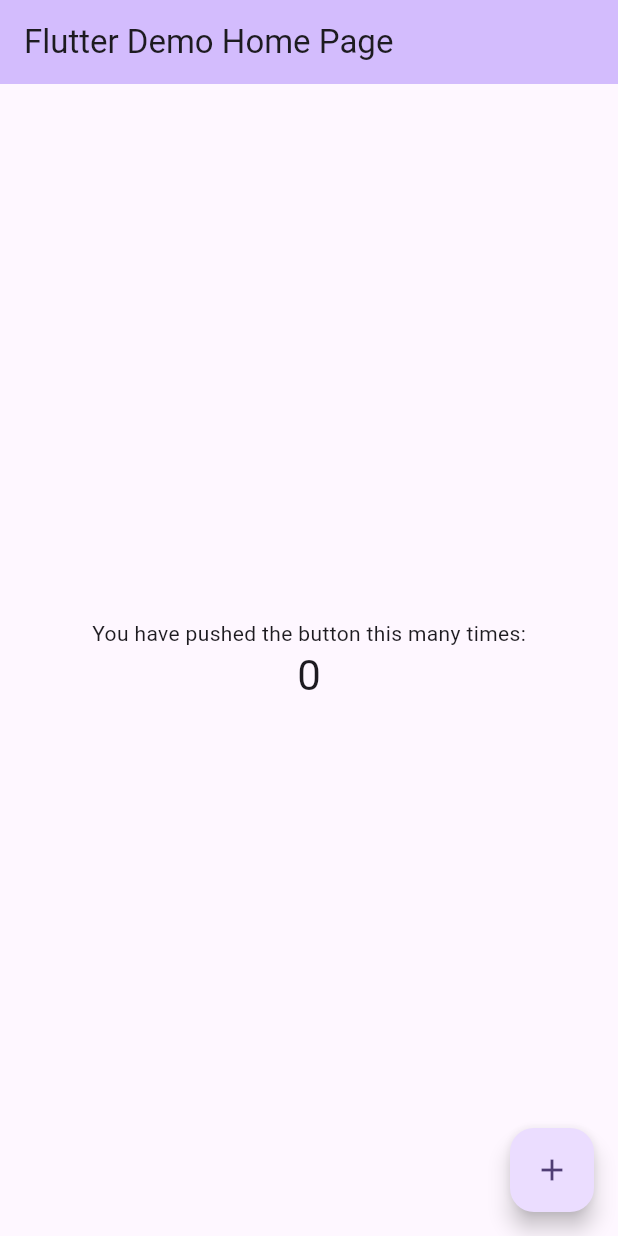
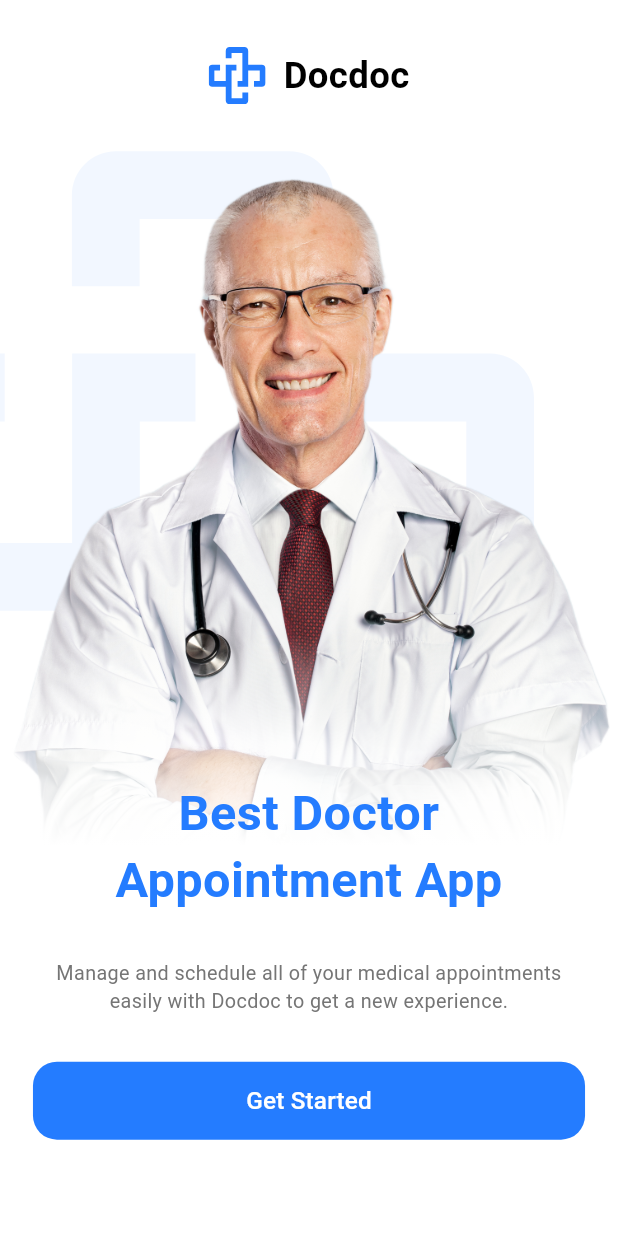
Before and after one commit to My-Studies-Org/Flutter_Advanced, a Flutter app: the screen it shows after launch, on a phone screen of 412 x 824 dp. Run offline on Flutter 3.47's test engine with Material 3 defaults, Android fonts, the phone set to English and light mode, and no system bars; our stand-ins replace flutter_screenutil, flutter_svg.

Commit message:
feat!: ✨ Add onboarding design - Add assets images, icons, and AssetManager class - Add colors, text styles, and theming - Add routing names and methods - Add screen utiles and routing extensions

```diff
--- /dev/null
+++ b/lib/app/my_app.dart
@@ -0,0 +1,24 @@
+import 'package:flutter/material.dart';
+import 'package:flutter_advanced/core/routing/app_router.dart';
+import 'package:flutter_screenutil/flutter_screenutil.dart';
+
+import '../core/theming/app_colors.dart';
+
+class MyApp extends StatelessWidget {
+  const MyApp({super.key});
+
+  @override
+  Widget build(BuildContext context) {
+    return ScreenUtilInit(
+      designSize: const Size(375, 812),
+      minTextAdapt: true,
+      child: MaterialApp(
+        title: 'Doc App',
+        debugShowCheckedModeBanner: false,
+        theme: ThemeData(primaryColor: AppColors.mainBlue, scaffoldBackgroundColor: Colors.white),
+        initialRoute: Routes.onboardingScreen,
+        onGenerateRoute: AppRouter.generateRoute,
+      ),
+    );
+  }
+}
--- /dev/null
+++ b/lib/core/constants/asset_manager.dart
@@ -0,0 +1,10 @@
+abstract class AssetManager {
+  ///svgs
+  static const String docdocLogo = 'assets/svgs/docdoc_logo.svg';
+  static const String docdocLogoLowOpacity = 'assets/svgs/docdoc_logo_low_opacity.svg';
+
+  ///images
+  static const String onboardingDoctor = 'assets/images/onboarding_doctor.png';
+
+  ///
+}
--- /dev/null
+++ b/lib/core/helpers/extensions/routing_extensions.dart
@@ -0,0 +1,17 @@
+import 'package:flutter/material.dart';
+
+extension Navigation on BuildContext {
+  void pushNamed(String routeName, {Object? arguments}) {
+    Navigator.of(this).pushNamed(routeName, arguments: arguments);
+  }
+
+  void pushReplacementNamed(String routeName, {Object? arguments}) {
+    Navigator.of(this).pushReplacementNamed(routeName, arguments: arguments);
+  }
+
+  void pushNamedAndRemoveUntil(String routeName, {Object? arguments, required RoutePredicate predicate}) {
+    Navigator.of(this).pushNamedAndRemoveUntil(routeName, predicate, arguments: arguments);
+  }
+
+  void pop() => Navigator.of(this).pop();
+}
--- /dev/null
+++ b/lib/core/helpers/extensions/size_extensions.dart
@@ -0,0 +1,16 @@
+import 'package:flutter/cupertino.dart';
+import 'package:flutter_screenutil/flutter_screenutil.dart';
+
+extension SizeExtension on num {
+  /// Sized box with width only
+  Widget get widthBox => SizedBox(width: w);
+
+  /// Sized box with height only
+  Widget get heightBox => SizedBox(height: ScreenUtil().setHeight(this is int ? toDouble() : this));
+}
+
+extension BuildContextExtensions on BuildContext {
+  double get width => MediaQuery.of(this).size.width;
+
+  double get height => MediaQuery.of(this).size.height;
+}
--- /dev/null
+++ b/lib/core/routing/app_router.dart
@@ -0,0 +1,22 @@
+import 'package:flutter/material.dart';
+
+import '../../features/login/presentation/screens/login_screen.dart';
+import '../../features/onboarding/screens/onboarding_screen.dart';
+
+part 'routes.dart';
+
+class AppRouter {
+  static Route generateRoute(RouteSettings settings) {
+    final arguments = settings.arguments;
+    switch (settings.name) {
+      case Routes.onboardingScreen:
+        return MaterialPageRoute(builder: (context) => const OnboardingScreen());
+      case Routes.loginScreen:
+        return MaterialPageRoute(builder: (context) => const LoginScreen());
+      default:
+        return MaterialPageRoute(
+          builder: (context) => Scaffold(body: Center(child: Text('No route defined for ${settings.name}'))),
+        );
+    }
+  }
+}
--- /dev/null
+++ b/lib/core/routing/routes.dart
@@ -0,0 +1,6 @@
+part of 'app_router.dart';
+
+class Routes {
+  static const String onboardingScreen = '/onboardingScreen';
+  static const String loginScreen = '/loginScreen';
+}
--- /dev/null
+++ b/lib/core/theming/app_colors.dart
@@ -0,0 +1,6 @@
+import 'dart:ui';
+
+class AppColors {
+  static const Color mainBlue = Color(0xFF247CFF);
+  static const Color gray = Color(0xFF757575);
+}
--- /dev/null
+++ b/lib/core/theming/styles.dart
@@ -0,0 +1,29 @@
+import 'package:flutter/material.dart';
+import 'package:flutter_advanced/core/theming/app_colors.dart';
+import 'package:flutter_screenutil/flutter_screenutil.dart';
+
+class TextStyles {
+  static TextStyle font24Black700Wight = TextStyle(
+    fontSize: 24.sp,
+    fontWeight: FontWeight.w700,
+    color: Colors.black,
+  );
+
+  static TextStyle font32BlueBold = TextStyle(
+    fontSize: 32.sp,
+    fontWeight: FontWeight.bold,
+    color: AppColors.mainBlue,
+  );
+
+  static TextStyle font13GrayRegular = TextStyle(
+    fontSize: 13.sp,
+    fontWeight: FontWeight.normal,
+    color: AppColors.gray,
+  );
+
+  static TextStyle font16WhiteSemiBold = TextStyle(
+    fontSize: 16.sp,
+    fontWeight: FontWeight.w500,
+    color: Colors.white,
+  );
+}
--- /dev/null
+++ b/lib/features/login/presentation/screens/login_screen.dart
@@ -0,0 +1,10 @@
+import 'package:flutter/material.dart';
+
+class LoginScreen extends StatelessWidget {
+  const LoginScreen({super.key});
+
+  @override
+  Widget build(BuildContext context) {
+    return Scaffold(appBar: AppBar(title: const Text('Login')), body: const Center(child: Text('Login Screen')));
+  }
+}
--- /dev/null
+++ b/lib/features/onboarding/screens/onboarding_screen.dart
@@ -0,0 +1,46 @@
+import 'package:flutter/material.dart';
+import 'package:flutter_advanced/core/helpers/extensions/size_extensions.dart';
+import 'package:flutter_advanced/features/onboarding/widgets/get_started_button.dart';
+import 'package:flutter_screenutil/flutter_screenutil.dart';
+
+import '../../../core/theming/styles.dart';
+import '../widgets/doc_logo_and_name.dart';
+import '../widgets/doctor_image_and_text.dart';
+
+class OnboardingScreen extends StatelessWidget {
+  const OnboardingScreen({super.key});
+
+  @override
+  Widget build(BuildContext context) {
+    return Scaffold(
+      body: SafeArea(
+        child: SingleChildScrollView(
+          child: Padding(
+            padding: EdgeInsets.symmetric(vertical: 30.h),
+            child: Column(
+              children: [
+                const DocLogoAndName(),
+                30.heightBox,
+                const DoctorImageAndText(),
+                Padding(
+                  padding: EdgeInsets.symmetric(horizontal: 20.w),
+                  child: Column(
+                    children: [
+                      Text(
+                        'Manage and schedule all of your medical appointments easily with Docdoc to get a new experience.',
+                        style: TextStyles.font13GrayRegular,
+                        textAlign: TextAlign.center,
+                      ),
+                      30.heightBox,
+                      const GetStartedButton(),
+                    ],
+                  ),
+                ),
+              ],
+            ),
+          ),
+        ),
+      ),
+    );
+  }
+}
--- /dev/null
+++ b/lib/features/onboarding/widgets/doc_logo_and_name.dart
@@ -0,0 +1,21 @@
+import 'package:flutter/material.dart';
+import 'package:flutter_advanced/core/constants/asset_manager.dart';
+import 'package:flutter_advanced/core/helpers/extensions/size_extensions.dart';
+import 'package:flutter_advanced/core/theming/styles.dart';
+import 'package:flutter_svg/svg.dart';
+
+class DocLogoAndName extends StatelessWidget {
+  const DocLogoAndName({super.key});
+
+  @override
+  Widget build(BuildContext context) {
+    return Row(
+      mainAxisAlignment: MainAxisAlignment.center,
+      children: [
+        SvgPicture.asset(AssetManager.docdocLogo),
+        10.widthBox,
+        Text('Docdoc', style: TextStyles.font24Black700Wight),
+      ],
+    );
+  }
+}
--- /dev/null
+++ b/lib/features/onboarding/widgets/doctor_image_and_text.dart
@@ -0,0 +1,40 @@
+import 'package:flutter/material.dart';
+import 'package:flutter_advanced/core/constants/asset_manager.dart';
+import 'package:flutter_svg/svg.dart';
+
+import '../../../core/theming/styles.dart';
+
+class DoctorImageAndText extends StatelessWidget {
+  const DoctorImageAndText({super.key});
+
+  @override
+  Widget build(BuildContext context) {
+    return Stack(
+      children: [
+        SvgPicture.asset(AssetManager.docdocLogoLowOpacity),
+        Container(
+          foregroundDecoration: BoxDecoration(
+            color: Colors.white,
+            gradient: LinearGradient(
+              colors: [Colors.white, Colors.white.withValues(alpha: 0)],
+              begin: Alignment.bottomCenter,
+              end: Alignment.topCenter,
+              stops: [0.14, 0.4],
+            ),
+          ),
+          child: Image.asset(AssetManager.onboardingDoctor),
+        ),
+        Positioned(
+          bottom: 30,
+          left: 0,
+          right: 0,
+          child: Text(
+            'Best Doctor\nAppointment App',
+            style: TextStyles.font32BlueBold.copyWith(height: 1.4),
+            textAlign: TextAlign.center,
+          ),
+        ),
+      ],
+    );
+  }
+}
--- /dev/null
+++ b/lib/features/onboarding/widgets/get_started_button.dart
@@ -0,0 +1,24 @@
+import 'package:flutter/material.dart';
+import 'package:flutter_advanced/core/helpers/extensions/routing_extensions.dart';
+import 'package:flutter_advanced/core/routing/app_router.dart';
+import 'package:flutter_advanced/core/theming/app_colors.dart';
+
+import '../../../core/theming/styles.dart';
+
+class GetStartedButton extends StatelessWidget {
+  const GetStartedButton({super.key});
+
+  @override
+  Widget build(BuildContext context) {
+    return TextButton(
+      onPressed: () => context.pushNamed(Routes.loginScreen),
+      style: ButtonStyle(
+        backgroundColor: WidgetStateProperty.all(AppColors.mainBlue),
+        tapTargetSize: MaterialTapTargetSize.shrinkWrap,
+        minimumSize: WidgetStateProperty.all(const Size(double.infinity, 52)),
+        shape: WidgetStateProperty.all(RoundedRectangleBorder(borderRadius: BorderRadius.circular(16))),
+      ),
+      child: Text('Get Started', style: TextStyles.font16WhiteSemiBold),
+    );
+  }
+}
--- a/lib/main.dart
+++ b/lib/main.dart
@@ -1,119 +1,7 @@
 import 'package:flutter/material.dart';
+
+import 'app/my_app.dart';
 
 void main() {
   runApp(const MyApp());
 }
-
-class MyApp extends StatelessWidget {
-  const MyApp({super.key});
-
-  // This widget is the root of your application.
-  @override
-  Widget build(BuildContext context) {
-    return MaterialApp(
-      title: 'Flutter Advanced',
-      theme: ThemeData(
-        // This is the theme of your application.
-        //
-        // TRY THIS: Try running your application with "flutter run". You'll see
-        // the application has a purple toolbar. Then, without quitting the app,
-        // try changing the seedColor in the colorScheme below to Colors.green
-        // and then invoke "hot reload" (save your changes or press the "hot
-        // reload" button in a Flutter-supported IDE, or press "r" if you used
-        // the command line to start the app).
-        //
-        // Notice that the counter didn't reset back to zero; the application
-        // state is not lost during the reload. To reset the state, use hot
-        // restart instead.
-        //
-        // This works for code too, not just values: Most code changes can be
-        // tested with just a hot reload.
-        colorScheme: ColorScheme.fromSeed(seedColor: Colors.deepPurple),
-      ),
-      home: const MyHomePage(title: 'Flutter Demo Home Page'),
-    );
-  }
-}
-
-class MyHomePage extends StatefulWidget {
-  const MyHomePage({super.key, required this.title});
-
-  // This widget is the home page of your application. It is stateful, meaning
-  // that it has a State object (defined below) that contains fields that affect
-  // how it looks.
-
-  // This class is the configuration for the state. It holds the values (in this
-  // case the title) provided by the parent (in this case the App widget) and
-  // used by the build method of the State. Fields in a Widget subclass are
-  // always marked "final".
-
-  final String title;
-
-  @override
-  State<MyHomePage> createState() => _MyHomePageState();
-}
-
-class _MyHomePageState extends State<MyHomePage> {
-  int _counter = 0;
-
-  void _incrementCounter() {
-    setState(() {
-      // This call to setState tells the Flutter framework that something has
-      // changed in this State, which causes it to rerun the build method below
-      // so that the display can reflect the updated values. If we changed
-      // _counter without calling setState(), then the build method would not be
-      // called again, and so nothing would appear to happen.
-      _counter++;
-    });
-  }
-
-  @override
-  Widget build(BuildContext context) {
-    // This method is rerun every time setState is called, for instance as done
-    // by the _incrementCounter method above.
-    //
-    // The Flutter framework has been optimized to make rerunning build methods
-    // fast, so that you can just rebuild anything that needs updating rather
-    // than having to individually change instances of widgets.
-    return Scaffold(
-      appBar: AppBar(
-        // TRY THIS: Try changing the color here to a specific color (to
-        // Colors.amber, perhaps?) and trigger a hot reload to see the AppBar
-        // change color while the other colors stay the same.
-        backgroundColor: Theme.of(context).colorScheme.inversePrimary,
-        // Here we take the value from the MyHomePage object that was created by
-        // the App.build method, and use it to set our appbar title.
-        title: Text(widget.title),
-      ),
-      body: Center(
-        // Center is a layout widget. It takes a single child and positions it
-        // in the middle of the parent.
-        child: Column(
-          // Column is also a layout widget. It takes a list of children and
-          // arranges them vertically. By default, it sizes itself to fit its
-          // children horizontally, and tries to be as tall as its parent.
-          //
-          // Column has various properties to control how it sizes itself and
-          // how it positions its children. Here we use mainAxisAlignment to
-          // center the children vertically; the main axis here is the vertical
-          // axis because Columns are vertical (the cross axis would be
-          // horizontal).
-          //
-          // TRY THIS: Invoke "debug painting" (choose the "Toggle Debug Paint"
-          // action in the IDE, or press "p" in the console), to see the
-          // wireframe for each widget.
-          mainAxisAlignment: MainAxisAlignment.center,
-          children: <Widget>[
-            const Text('You have pushed the button this many times:'),
-            Text('$_counter', style: Theme.of(context).textTheme.headlineMedium),
-          ],
-        ),
-      ),
-      floatingActionButton: FloatingActionButton(
-        onPressed: _incrementCounter,
-        tooltip: 'Increment',
-        child: const Icon(Icons.add),
-      ), // This trailing comma makes auto-formatting nicer for build methods.
-    );
-  }
-}
```
Also changed, not shown: analysis_options.yaml (+7 -0 lines), pubspec.yaml (+7 -39 lines), assets/images/onboarding_doctor.png (added), assets/svgs/docdoc_logo.svg (added), assets/svgs/docdoc_logo_low_opacity.svg (added), pubspec.lock, 1 other file.
